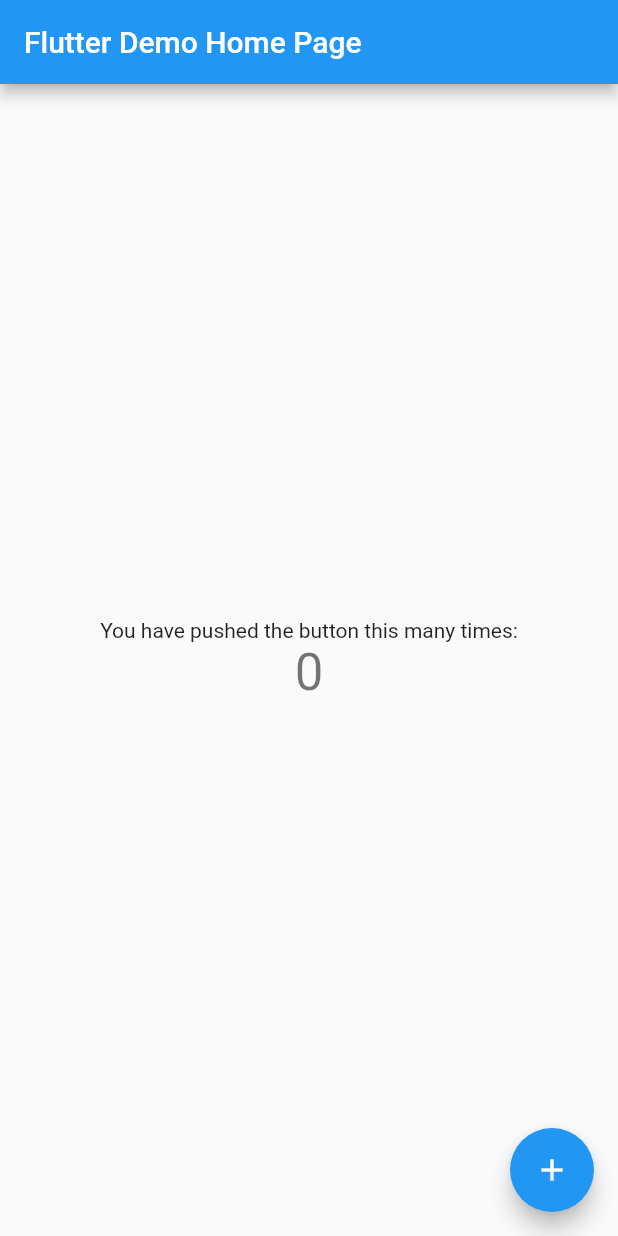
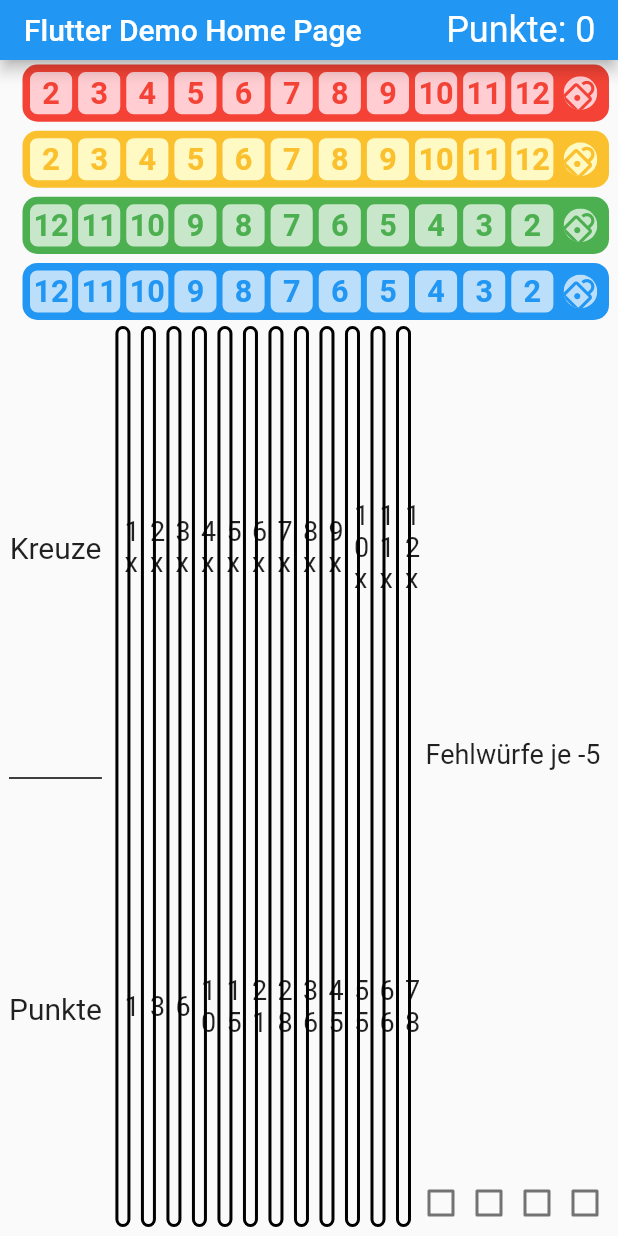
Before and after one commit to J-Marte/qwixx_sheet, a Flutter app: the screen it shows after launch, on a phone screen of 412 x 824 dp. Run offline on Flutter 3.47's test engine with Material 2 defaults, Android fonts, the phone set to English and light mode, and no system bars.

Commit message:
basik funktion added

```diff
--- /dev/null
+++ b/lib/UI/number_tick.dart
@@ -0,0 +1,89 @@
+import 'dart:ui';
+
+import 'package:flutter/material.dart';
+
+class NumberTick extends StatelessWidget {
+  const NumberTick({Key? key, required this.color, this.number = 1, this.size, this.backgroundColor = Colors.white, required this.value, this.onClick, this.enabled = true}) : super(key: key);
+
+  final Color color;
+  final Color backgroundColor;
+  final int number;
+  final double? size;
+  final bool value;
+  final bool enabled;
+  final void Function(bool)? onClick;
+
+  @override
+  Widget build(BuildContext context) {
+    return GestureDetector(
+      onTap: (){
+        if (enabled && onClick != null){
+          onClick!(!value);
+        }
+      },
+      child: Container(
+        decoration: BoxDecoration(
+          border: Border.all(color: color, width: 2),
+          borderRadius: const BorderRadius.all(Radius.circular(7)),
+          color: backgroundColor,
+        ),
+        child: Stack(
+          alignment: Alignment.center,
+          children: [
+            AspectRatio(
+              aspectRatio: 1,
+              child: FittedBox(
+                fit: BoxFit.fitHeight,
+                child: Padding(
+                  padding: const EdgeInsets.all(3),
+                  child: Text(
+                    "$number",
+                    style: TextStyle(
+                      color: enabled ? color : color.withOpacity(0.5),
+                      fontWeight: FontWeight.bold,
+                      fontSize: 32,
+                      decoration: enabled ? null : TextDecoration.underline
+                    ),
+                  ),
+                ),
+              )
+            ),
+            if (value)
+              const AspectRatio(
+              aspectRatio: 1,
+              child: FittedBox(fit: BoxFit.fitHeight, child: Icon(Icons.cancel_outlined))
+            ),
+
+            // CustomPaint(
+            //   painter: NumberTickPainter(
+            //     color: color,
+            //     number: number
+            //   ),
+            // ),
+
+          ],
+        )
+      )
+    );
+  }
+}
+
+class NumberTickPainter extends CustomPainter{
+
+  const NumberTickPainter({required this.color, required this.number});
+
+  final Color color;
+  final int number;
+
+  @override
+  void paint(Canvas canvas, Size size) {
+    // TODO: implement paint
+  }
+
+  @override
+  bool shouldRepaint(covariant CustomPainter oldDelegate) {
+    // TODO: implement shouldRepaint
+    return true;
+  }
+
+}
--- a/lib/main.dart
+++ b/lib/main.dart
@@ -1,4 +1,8 @@
+
+import 'dart:math';
+
 import 'package:flutter/material.dart';
+import 'package:quixx/UI/number_tick.dart';
 
 void main() {
   runApp(const MyApp());
@@ -7,21 +11,11 @@ void main() {
 class MyApp extends StatelessWidget {
   const MyApp({Key? key}) : super(key: key);
 
-  // This widget is the root of your application.
   @override
   Widget build(BuildContext context) {
     return MaterialApp(
       title: 'Flutter Demo',
       theme: ThemeData(
-        // This is the theme of your application.
-        //
-        // Try running your application with "flutter run". You'll see the
-        // application has a blue toolbar. Then, without quitting the app, try
-        // changing the primarySwatch below to Colors.green and then invoke
-        // "hot reload" (press "r" in the console where you ran "flutter run",
-        // or simply save your changes to "hot reload" in a Flutter IDE).
-        // Notice that the counter didn't reset back to zero; the application
-        // is not restarted.
         primarySwatch: Colors.blue,
       ),
       home: const MyHomePage(title: 'Flutter Demo Home Page'),
@@ -31,16 +25,6 @@ class MyApp extends StatelessWidget {
 
 class MyHomePage extends StatefulWidget {
   const MyHomePage({Key? key, required this.title}) : super(key: key);
-
-  // This widget is the home page of your application. It is stateful, meaning
-  // that it has a State object (defined below) that contains fields that affect
-  // how it looks.
-
-  // This class is the configuration for the state. It holds the values (in this
-  // case the title) provided by the parent (in this case the App widget) and
-  // used by the build method of the State. Fields in a Widget subclass are
-  // always marked "final".
-
   final String title;
 
   @override
@@ -48,68 +32,195 @@ class MyHomePage extends StatefulWidget {
 }
 
 class _MyHomePageState extends State<MyHomePage> {
-  int _counter = 0;
 
-  void _incrementCounter() {
-    setState(() {
-      // This call to setState tells the Flutter framework that something has
-      // changed in this State, which causes it to rerun the build method below
-      // so that the display can reflect the updated values. If we changed
-      // _counter without calling setState(), then the build method would not be
-      // called again, and so nothing would appear to happen.
-      _counter++;
-    });
+  final List<Color> colors = [
+    Colors.red,
+    Colors.yellow[700]!,
+    Colors.green,
+    Colors.blue,
+  ];
+
+  final List<Color?> backgroundColors = [
+    Colors.red[100],
+    Colors.yellow[100],
+    Colors.green[100],
+    Colors.blue[100],
+  ];
+
+  final Map<int, int> crossToPoint = {
+    1: 1,
+    2: 3,
+    3: 6,
+    4: 10,
+    5: 15,
+    6: 21,
+    7: 28,
+    8: 36,
+    9: 45,
+    10: 55,
+    11: 66,
+    12: 78,
+  };
+
+  final List<List<bool>> values = List<List<bool>>.generate(4, (index) => List<bool>.generate(12, (index) => false));
+  final List<bool> wrongRolls = List<bool>.generate(4, (index) => false);
+
+  int countCrosses(int row){
+    int erg = 0;
+
+    for (int i = 0; i < values[row].length; i++){
+      if(values[row][i]) erg++;
+    }
+
+    return erg;
+  }
+
+  bool isEnabled(int row, int column){
+    for (int i = column + 1; i < values[row].length; i++){
+      if(values[row][i]) {
+        return false;
+      }
+    }
+    return true;
+  }
+
+  int getPoints(){
+    int erg = 0;
+    for (int i = 0; i < 4; i++) {
+      int? temp = crossToPoint[countCrosses(i)];
+      if (temp != null) erg += temp;
+    }
+
+    for (int i = 0; i < wrongRolls.length; i++){
+      if(wrongRolls[i]) erg -= 5;
+    }
+
+    return erg;
   }
 
   @override
   Widget build(BuildContext context) {
-    // This method is rerun every time setState is called, for instance as done
-    // by the _incrementCounter method above.
-    //
-    // The Flutter framework has been optimized to make rerunning build methods
-    // fast, so that you can just rebuild anything that needs updating rather
-    // than having to individually change instances of widgets.
     return Scaffold(
       appBar: AppBar(
-        // Here we take the value from the MyHomePage object that was created by
-        // the App.build method, and use it to set our appbar title.
+        toolbarHeight: 40,
         title: Text(widget.title),
+        actions: [
+          Container(
+            padding: const EdgeInsets.only(right: 15),
+            alignment: Alignment.center,
+            child: Text("Punkte: ${getPoints()}", style: const TextStyle(
+              fontSize: 24,
+            ),)
+          )
+        ],
       ),
-      body: Center(
-        // Center is a layout widget. It takes a single child and positions it
-        // in the middle of the parent.
-        child: Column(
-          // Column is also a layout widget. It takes a list of children and
-          // arranges them vertically. By default, it sizes itself to fit its
-          // children horizontally, and tries to be as tall as its parent.
-          //
-          // Invoke "debug painting" (press "p" in the console, choose the
-          // "Toggle Debug Paint" action from the Flutter Inspector in Android
-          // Studio, or the "Toggle Debug Paint" command in Visual Studio Code)
-          // to see the wireframe for each widget.
-          //
-          // Column has various properties to control how it sizes itself and
-          // how it positions its children. Here we use mainAxisAlignment to
-          // center the children vertically; the main axis here is the vertical
-          // axis because Columns are vertical (the cross axis would be
-          // horizontal).
-          mainAxisAlignment: MainAxisAlignment.center,
-          children: <Widget>[
-            const Text(
-              'You have pushed the button this many times:',
+      body: Column(
+        children: [
+          for (int i = 0; i < colors.length; i++)
+            Container(
+              decoration: BoxDecoration(
+                color: colors[i],
+                borderRadius: const BorderRadius.all(Radius.circular(10))
+              ),
+              margin: const EdgeInsets.only(right: 6, top: 3, bottom: 3, left: 15),
+              padding: const EdgeInsets.all(3),
+              child: Row(
+                children: [
+                  for (int j = 1; j < 12; j++)
+                    Expanded(child: NumberTick(color: colors[i], backgroundColor: backgroundColors[i]!, number: i < 2 ? (j + 1) : (13 - j), enabled: isEnabled(i, j - 1), value: values[i][j-1], onClick: (b) {
+                      setState(() {
+                        values[i][j-1] = b;
+                      });
+                    },)),
+                  Expanded(
+                    child: GestureDetector(
+                      onTap: (){
+                        if (countCrosses(i) > 4) {
+                          setState(() {
+                            values[i][11]= !values[i][11];
+                          });
+                        }else{
+                          ScaffoldMessenger.of(context).showSnackBar(const SnackBar(
+                            duration: Duration(seconds: 3),
+                            content: Text("Es müssen mindestens 4 Kreuzte in einer Reihe sein um diese Abzuschließen"),
+                          ));
+                        }
+                      },
+                      child: FractionallySizedBox(
+                        widthFactor: 0.7,
+                        child: AspectRatio(
+                          aspectRatio: 1,
+                          child: ClipOval(
+                            child: Container(
+                              color: backgroundColors[i],
+                              child: Transform.rotate(
+                                angle: values[i][11] ? 0 : pi/4,
+                                child: Icon(values[i][11] ? Icons.lock_outline_rounded : Icons.lock_open_outlined, color: colors[i],)
+                              ),
+                            )
+                          )
+                        )
+                      )
+                    )
+                  ),
+                ],
+              )
             ),
-            Text(
-              '$_counter',
-              style: Theme.of(context).textTheme.headline4,
-            ),
-          ],
-        ),
-      ),
-      floatingActionButton: FloatingActionButton(
-        onPressed: _incrementCounter,
-        tooltip: 'Increment',
-        child: const Icon(Icons.add),
-      ), // This trailing comma makes auto-formatting nicer for build methods.
+          Expanded(child:
+          Row(
+            children: [
+              Padding(
+                padding: const EdgeInsets.only(left: 6, right: 3, top: 3, bottom: 6),
+                child: IntrinsicWidth(child: Column(
+                  children: [
+                    Expanded(child: Container(alignment: Alignment.center, child: const Text("Kreuze", style: TextStyle(fontSize: 20)))),
+                    const Divider(color: Colors.black, thickness: 1),
+                    Expanded(child: Container(alignment: Alignment.center, child: const Text("Punkte", style: TextStyle(fontSize: 20)))),
+                  ],
+                )),
+              ),
+              for (MapEntry e in crossToPoint.entries)
+                Expanded(child: Container(
+                  decoration: BoxDecoration(
+                    border: Border.all(color: Colors.black, width: 2),
+                    borderRadius: const BorderRadius.all(Radius.circular(10))
+                  ),
+                  padding: const EdgeInsets.symmetric(horizontal: 4),
+                  margin: const EdgeInsets.only(left: 6, right: 1, top: 1, bottom: 6),
+                  child: IntrinsicWidth(child: Column(
+                    children: [
+                      Expanded(child: Container(alignment: Alignment.center, child: Text("${e.key}x", style: const TextStyle(fontSize: 18)))),
+                      const Divider(color: Colors.black, thickness: 1),
+                      Expanded(child: Container(alignment: Alignment.center, child: Text(e.value.toString(), style: const TextStyle(fontSize: 18)))),
+                    ],
+                  )),
+                )),
+              Padding(
+                padding: const EdgeInsets.only(right: 6, left: 3, top: 3, bottom: 6),
+                child: IntrinsicWidth(child: Column(
+                  children: [
+                    Expanded(child: Container(alignment: Alignment.center, child: const Text("Fehlwürfe je -5", style: TextStyle(fontSize: 18)))),
+                    Row(
+                      children: [
+                        for(int i = 0; i < wrongRolls.length; i++)
+                          Checkbox(
+                            value: wrongRolls[i],
+                            visualDensity: const VisualDensity(horizontal: -4, vertical: -4),
+                            onChanged: (b) {
+                              setState(() {
+                                  wrongRolls[i] = b == true;
+                              });
+                           },
+                          ),
+                      ],
+                    )
+                  ],
+                )),
+              ),
+            ],
+          ))
+        ],
+      )
     );
   }
 }
```
